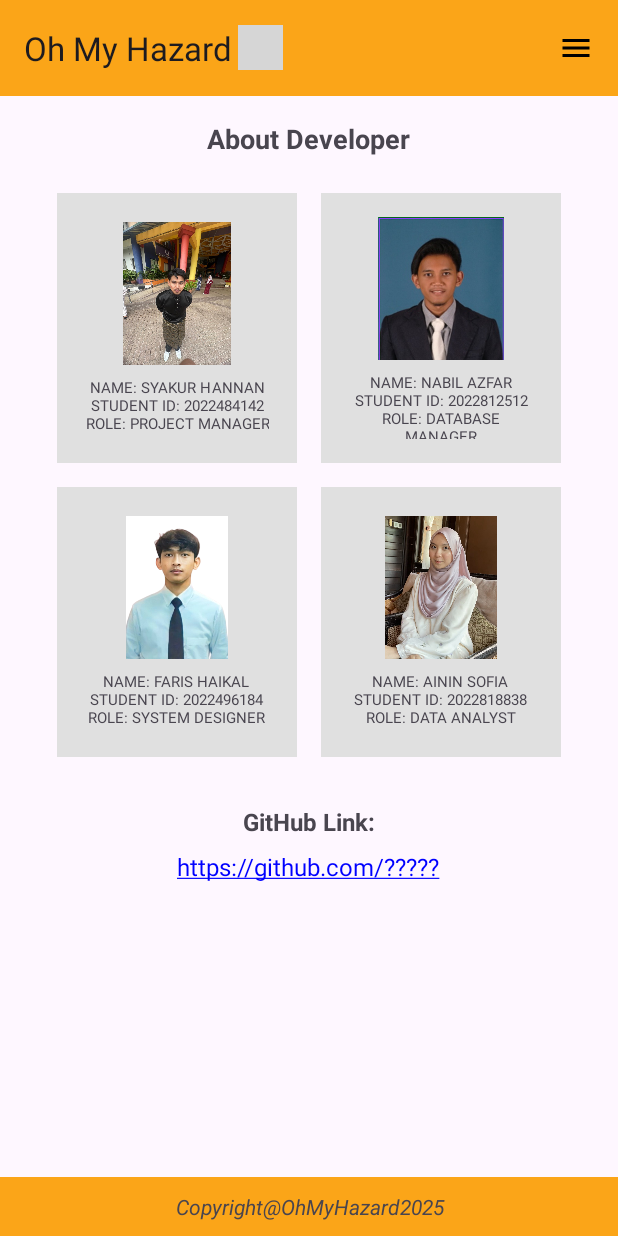
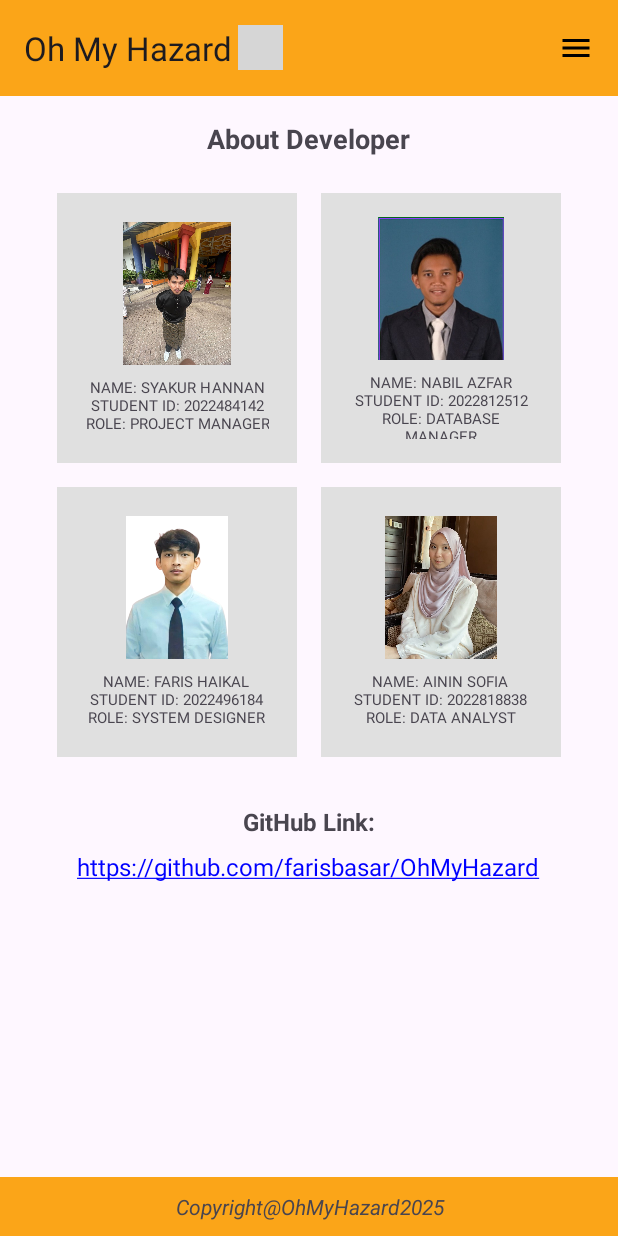
Before and after one commit to farisbasar/OhMyHazard, an Android app: the ProfileActivity screen opened directly, with no data from a screen before it, on a phone screen of 412 x 824 dp. Run offline under Robolectric (Android 15) with nearby library versions, the light colour scheme and no system bars; grey boxes are pictures that could not be loaded.

Commit message:
Version 2

```diff
--- a/app/src/main/res/layout/activity_profile.xml
+++ b/app/src/main/res/layout/activity_profile.xml
@@ -157,7 +157,7 @@
                     android:layout_width="wrap_content"
                     android:layout_height="wrap_content"
                     android:autoLink="web"
-                    android:text="https://github.com/?????"
+                    android:text="https://github.com/farisbasar/OhMyHazard"
                     android:textColorLink="@color/link"
                     android:layout_gravity="center"
                     android:textSize="16sp"
```
